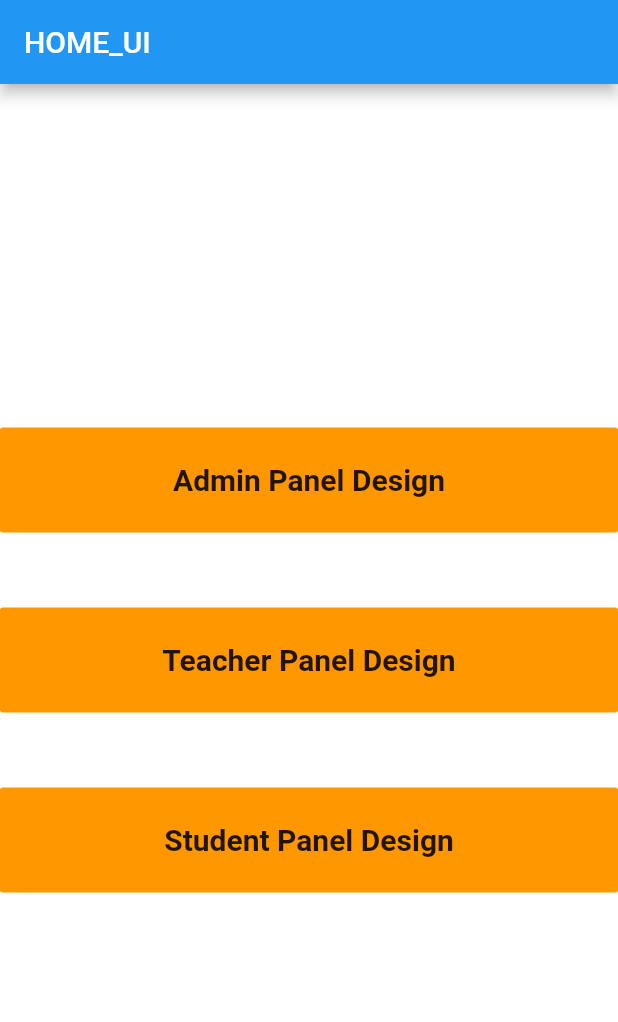
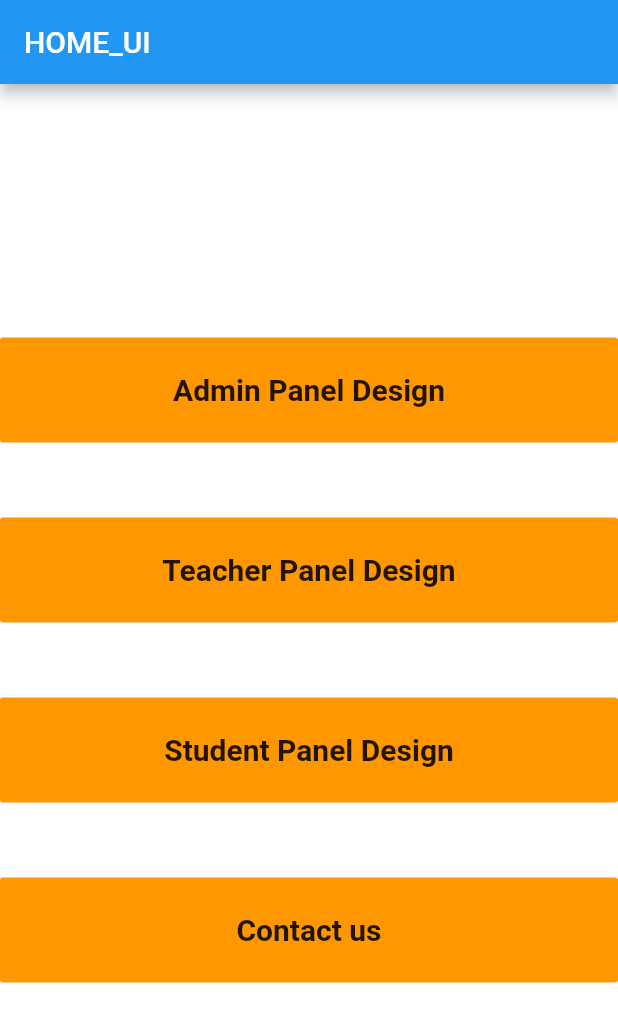
Before and after one commit to muhammad-bilal-1/Project-Allocation-App-Flutter, a Flutter app: the screen it shows after launch, on a phone screen of 412 x 824 dp. Shown: the top 1022 px of the screen. Run offline on Flutter 3.47's test engine with Material 2 defaults, Android fonts, the phone set to English and light mode, and no system bars; our stand-ins replace csv, file_picker, get, random_string.

Commit message:
updated
updated

```diff
--- a/project_allocation_app/lib/contact_us.dart
+++ b/project_allocation_app/lib/contact_us.dart
@@ -1,5 +1,4 @@
 import 'package:flutter/material.dart';
-import 'package:project_allocation_app/contact_us.dart';
 
 class contact_us extends StatelessWidget {
   @override
--- a/project_allocation_app/lib/home.dart
+++ b/project_allocation_app/lib/home.dart
@@ -1,7 +1,7 @@
 import 'package:flutter/material.dart';
 import 'package:project_allocation_app/admin_panel.dart';
 import 'package:project_allocation_app/teacher_panel.dart';
-
+import 'package:project_allocation_app/contact_us.dart';
 import 'student_panel.dart';
 
 class HomeScreen extends StatefulWidget {
@@ -43,8 +43,8 @@ class _HomeScreenState extends State<HomeScreen> {
               minWidth: 70.0,
               height: 70.0,
               onPressed: () {
-                Navigator.push(
-                    context, MaterialPageRoute(builder: (context) => teacherPannel()));
+                Navigator.push(context,
+                    MaterialPageRoute(builder: (context) => teacherPannel()));
               },
               child: Text(
                 "Teacher Panel Design",
@@ -59,11 +59,27 @@ class _HomeScreenState extends State<HomeScreen> {
               minWidth: 70.0,
               height: 70.0,
               onPressed: () {
-                Navigator.push(
-                    context, MaterialPageRoute(builder: (context) => Stdlist()));
+                Navigator.push(context,
+                    MaterialPageRoute(builder: (context) => Stdlist()));
               },
               child: Text(
                 "Student Panel Design",
+                style: TextStyle(fontSize: 20.0, fontWeight: FontWeight.bold),
+              ),
+              color: Colors.orange,
+            ),
+            SizedBox(
+              height: 50.0,
+            ),
+            FlatButton(
+              minWidth: 70.0,
+              height: 70.0,
+              onPressed: () {
+                Navigator.push(context,
+                    MaterialPageRoute(builder: (context) => contact_us()));
+              },
+              child: Text(
+                "Contact us",
                 style: TextStyle(fontSize: 20.0, fontWeight: FontWeight.bold),
               ),
               color: Colors.orange,
```
